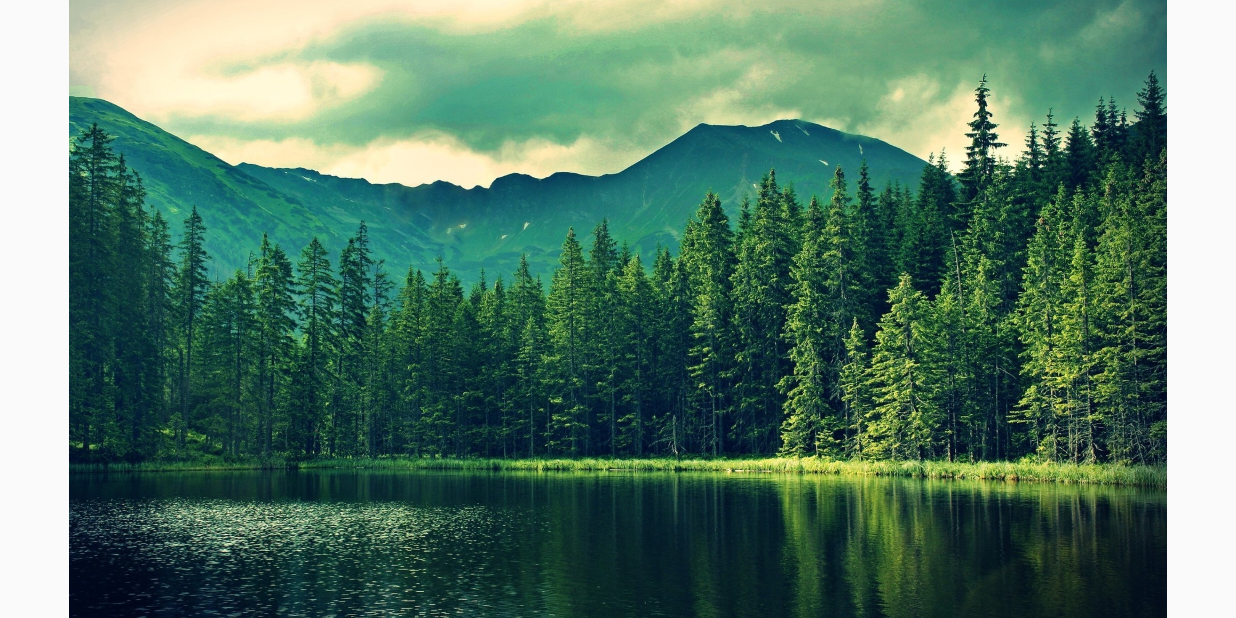
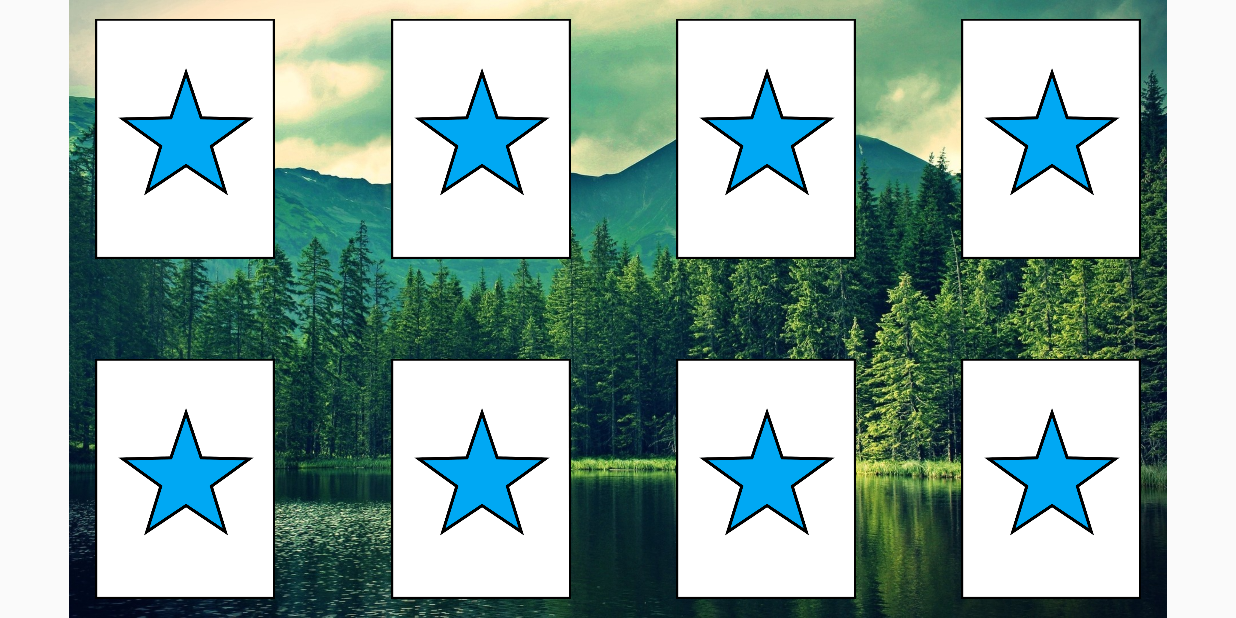
Before and after one commit to s1072756/FinalProject, an Android app: the activity4 screen opened directly, with no data from a screen before it, on a phone screen of 824 x 412 dp (held sideways). Run offline under Robolectric (Android 15) with nearby library versions, the phone set to English and light mode, and no system bars.

Commit message:
MDFK-Vo.5

```diff
--- a/app/src/main/res/layout/activity_activity4.xml
+++ b/app/src/main/res/layout/activity_activity4.xml
@@ -10,7 +10,109 @@
         android:id="@+id/imageView5"
         android:layout_width="wrap_content"
         android:layout_height="wrap_content"
-        app:srcCompat="@drawable/background"
-        tools:layout_editor_absoluteX="0dp"
-        tools:layout_editor_absoluteY="0dp" />
+        app:layout_constraintBottom_toBottomOf="parent"
+        app:layout_constraintEnd_toEndOf="parent"
+        app:layout_constraintHorizontal_bias="0.0"
+        app:layout_constraintStart_toStartOf="parent"
+        app:layout_constraintTop_toTopOf="parent"
+        app:layout_constraintVertical_bias="0.0"
+        app:srcCompat="@drawable/background" />
+
+    <ImageView
+        android:id="@+id/iv_11"
+        android:layout_width="120dp"
+        android:layout_height="160dp"
+        app:layout_constraintBottom_toBottomOf="parent"
+        app:layout_constraintEnd_toEndOf="parent"
+        app:layout_constraintHorizontal_bias="0.09"
+        app:layout_constraintStart_toStartOf="parent"
+        app:layout_constraintTop_toTopOf="parent"
+        app:layout_constraintVertical_bias="0.05"
+        app:srcCompat="@drawable/back" />
+
+    <ImageView
+        android:id="@+id/iv_12"
+        android:layout_width="120dp"
+        android:layout_height="160dp"
+        app:layout_constraintBottom_toBottomOf="parent"
+        app:layout_constraintEnd_toEndOf="parent"
+        app:layout_constraintHorizontal_bias="0.37"
+        app:layout_constraintStart_toStartOf="parent"
+        app:layout_constraintTop_toTopOf="parent"
+        app:layout_constraintVertical_bias="0.05"
+        app:srcCompat="@drawable/back" />
+
+    <ImageView
+        android:id="@+id/iv_13"
+        android:layout_width="120dp"
+        android:layout_height="160dp"
+        app:layout_constraintBottom_toBottomOf="parent"
+        app:layout_constraintEnd_toEndOf="parent"
+        app:layout_constraintHorizontal_bias="0.64"
+        app:layout_constraintStart_toStartOf="parent"
+        app:layout_constraintTop_toTopOf="parent"
+        app:layout_constraintVertical_bias="0.05"
+        app:srcCompat="@drawable/back" />
+
+    <ImageView
+        android:id="@+id/iv_14"
+        android:layout_width="120dp"
+        android:layout_height="160dp"
+        app:layout_constraintBottom_toBottomOf="parent"
+        app:layout_constraintEnd_toEndOf="@+id/imageView5"
+        app:layout_constraintHorizontal_bias="0.91"
+        app:layout_constraintStart_toStartOf="parent"
+        app:layout_constraintTop_toTopOf="parent"
+        app:layout_constraintVertical_bias="0.05"
+        app:srcCompat="@drawable/back" />
+
+    <ImageView
+        android:id="@+id/iv_21"
+        android:layout_width="120dp"
+        android:layout_height="160dp"
+        app:layout_constraintBottom_toBottomOf="parent"
+        app:layout_constraintEnd_toEndOf="parent"
+        app:layout_constraintHorizontal_bias="0.09"
+        app:layout_constraintStart_toStartOf="parent"
+        app:layout_constraintTop_toTopOf="parent"
+        app:layout_constraintVertical_bias="0.95"
+        app:srcCompat="@drawable/back" />
+
+    <ImageView
+        android:id="@+id/iv_22"
+        android:layout_width="120dp"
+        android:layout_height="160dp"
+        app:layout_constraintBottom_toBottomOf="parent"
+        app:layout_constraintEnd_toEndOf="parent"
+        app:layout_constraintHorizontal_bias="0.37"
+        app:layout_constraintStart_toStartOf="parent"
+        app:layout_constraintTop_toTopOf="parent"
+        app:layout_constraintVertical_bias="0.95"
+        app:srcCompat="@drawable/back" />
+
+    <ImageView
+        android:id="@+id/iv_23"
+        android:layout_width="120dp"
+        android:layout_height="160dp"
+        app:layout_constraintBottom_toBottomOf="parent"
+        app:layout_constraintEnd_toEndOf="parent"
+        app:layout_constraintHorizontal_bias="0.64"
+        app:layout_constraintStart_toStartOf="parent"
+        app:layout_constraintTop_toTopOf="parent"
+        app:layout_constraintVertical_bias="0.95"
+        app:srcCompat="@drawable/back" />
+
+    <ImageView
+        android:id="@+id/iv_24"
+        android:layout_width="120dp"
+        android:layout_height="160dp"
+        app:layout_constraintBottom_toBottomOf="@+id/imageView5"
+        app:layout_constraintEnd_toEndOf="parent"
+        app:layout_constraintHorizontal_bias="0.91"
+        app:layout_constraintStart_toStartOf="parent"
+        app:layout_constraintTop_toTopOf="parent"
+        app:layout_constraintVertical_bias="0.95"
+        app:srcCompat="@drawable/back" />
+
+
 </androidx.constraintlayout.widget.ConstraintLayout>
--- a/app/src/main/res/values/strings.xml
+++ b/app/src/main/res/values/strings.xml
@@ -1,3 +1,3 @@
 <resources>
-    <string name="app_name">水果翻盤</string>
+    <string name="app_name">水果翻牌</string>
 </resources>
```
Also changed, not shown: app/src/main/java/tw/pu/edu/tw/s1071465/finalproject/activity4.java (+287 -5 lines), app/src/main/java/tw/pu/edu/tw/s1071465/finalproject/activity5.java (indentation only).
